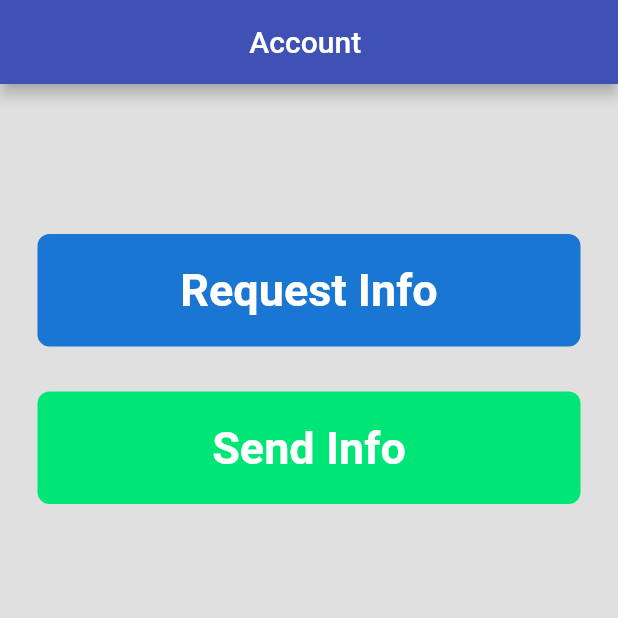
After one commit to demmarss/hisia, a Flutter app: the HomeScreen screen opened by its route, on a phone screen of 412 x 824 dp, the top half of it. The commit adds this screen. Run offline on Flutter 3.47's test engine with Material 2 defaults, Android fonts, the phone set to English and light mode, and no system bars; our stand-ins replace flutter_bloc, go_router, isar; accounts and stored records are empty; generated files the repository leaves out were written again.

Commit message:
added home page

```diff
--- a/lib/main.dart
+++ b/lib/main.dart
@@ -2,9 +2,7 @@ import 'package:flutter/material.dart';
 import 'package:hisia/pages/account_page.dart';
 import 'dart:developer' as developer;
 
-
-import 'isar_services.dart';
-import 'pages/home_page.dart';
+import 'package:hisia/router.dart';
 
 void main() {
   runApp(const MyApp());
@@ -15,12 +13,13 @@ class MyApp extends StatelessWidget {
 
   @override
   Widget build(BuildContext context) {
-    return MaterialApp(
+    return MaterialApp.router(
       debugShowCheckedModeBanner: false,
       theme: ThemeData(
         primarySwatch: Colors.indigo
       ),
-      home: AccountScreen(),
+      // home: AccountScreen(),
+      routerConfig: router,
     );
   }
 }
--- a/lib/pages/account_page.dart
+++ b/lib/pages/account_page.dart
@@ -1,4 +1,6 @@
 import 'package:flutter/material.dart';
+import 'package:flutter_bloc/flutter_bloc.dart';
+import 'package:go_router/go_router.dart';
 
 import '../entities/user.dart';
 import '../isar_services.dart';
@@ -26,6 +28,7 @@ class _AccountScreenState extends State<AccountScreen> {
   var accountErrorText = "";
 
   var srv = IsarService();
+  // var cubit = CounterCubit();
 
   void updateAccountText() {
       setState(() {
@@ -37,8 +40,10 @@ class _AccountScreenState extends State<AccountScreen> {
       _formfield.currentState?.reset();
       _clearFormData();
 
+      // cubit.increment();
+      // print(cubit.state);
   }
-  void handleSubmit() async {
+  void handleSubmit(BuildContext context) async {
     var inputEmail = _emailController.value.text;
     var inputPassword = _passwordController.value.text;
     final user = await srv.findUserByEmail(inputEmail);
@@ -67,6 +72,7 @@ class _AccountScreenState extends State<AccountScreen> {
            if(user?.password == inputPassword) {
              //navigate to home page
              developer.log('User logged in successfully', name: 'login');
+             context.go('/home');
            } else {
              developer.log('Invalid credentials, please try again', name: 'login error');
              accountErrorText = "Invalid credentials, please try again";
@@ -80,7 +86,6 @@ class _AccountScreenState extends State<AccountScreen> {
       _emailController.clear();
       _passwordController.clear();
   }
-
   void displayErrorMessage () => showDialog<String>(
     context: context,
     builder: (BuildContext context) => AlertDialog(
@@ -171,7 +176,7 @@ class _AccountScreenState extends State<AccountScreen> {
                 ),
                 const SizedBox(height: 60,),
                 InkWell(
-                  onTap: handleSubmit,
+                  onTap: () => handleSubmit(context),
                   // onTap: displayErrorMessage,
                   child: Container(
                     height: 50,
@@ -221,3 +226,14 @@ class _AccountScreenState extends State<AccountScreen> {
     );
   }
 }
+
+class CounterCubit extends Cubit<int> {
+  CounterCubit() : super(0);
+  void increment() => emit(state + 1);
+
+  @override
+  void onChange(Change<int> change) {
+    super.onChange(change);
+    print(change);
+  }
+}
--- /dev/null
+++ b/lib/pages/home_screen.dart
@@ -0,0 +1,80 @@
+import 'package:flutter/material.dart';
+import 'dart:developer' as developer;
+
+
+class HomeScreen extends StatefulWidget {
+  const HomeScreen({Key? key}) : super(key: key);
+
+  @override
+  _HomeScreenState createState() => _HomeScreenState();
+}
+
+class _HomeScreenState extends State<HomeScreen> {
+
+  @override
+  void initState() {
+    super.initState();
+  }
+
+  void signup() async {
+    // var inputEmail = _email.value.text;
+    // var inputPassword = _password.value.text;
+    developer.log('Created user with id', name: 'user.id');
+  }
+
+  @override
+  Widget build(BuildContext context) {
+    return Scaffold(
+      resizeToAvoidBottomInset: false,
+      backgroundColor: Colors.grey[300],
+      appBar: AppBar(
+        title: const Text('Account '),
+        centerTitle: true,
+      ),
+      body: SafeArea(
+        child: Center(
+          child: Padding(
+            padding: const EdgeInsets.symmetric(horizontal: 25),
+            child: Column(
+              children: [
+                const SizedBox(height: 100),
+                GestureDetector(
+                  onTap: signup,
+                  child:  Container(
+                    padding: EdgeInsets.all(20),
+                    decoration: BoxDecoration(
+                        color: Colors.blue[700],
+                        borderRadius: BorderRadius.circular(8)
+                    ),
+                    child: Center(child: Text("Request Info", style: TextStyle(
+                      fontSize: 30,
+                      fontWeight: FontWeight.bold,
+                      color: Colors.white,
+                    ),)),
+                  ),
+                ),
+                const SizedBox(height: 30),
+                GestureDetector(
+                  onTap: signup,
+                  child:  Container(
+                    padding: EdgeInsets.all(20),
+                    decoration: BoxDecoration(
+                        color: Colors.greenAccent[400],
+                        borderRadius: BorderRadius.circular(8)
+                    ),
+                    child: Center(child: Text("Send Info", style: TextStyle(
+                      fontSize: 30,
+                      fontWeight: FontWeight.bold,
+                      color: Colors.white,
+                    ),)),
+                  ),
+                ),
+                //not a member? register now
+              ],
+            ),
+          ),
+        ),
+      ),
+    );
+  }
+}
--- /dev/null
+++ b/lib/router.dart
@@ -0,0 +1,16 @@
+import 'package:go_router/go_router.dart';
+import 'package:hisia/pages/account_page.dart';
+import 'package:hisia/pages/home_screen.dart';
+import 'package:hisia/pages/login_page.dart';
+
+final router = GoRouter(
+    routes: [
+      GoRoute(
+        path: '/',
+        builder: (context, state) => AccountScreen(),
+      ),
+      GoRoute(
+        path: '/home',
+        builder: (context, state) => HomeScreen(),
+      )
+    ]);
--- a/pubspec.yaml
+++ b/pubspec.yaml
@@ -40,6 +40,8 @@ dependencies:
   isar: *isar_version
   isar_flutter_libs: *isar_version # contains Isar Core
   path_provider: ^2.0.15
+  go_router: ^7.0.1
+  flutter_bloc: ^8.1.2
 
 dev_dependencies:
   flutter_test:
```
Also changed, not shown: lib/pages/login_page.dart (renamed from lib/pages/home_page.dart), pubspec.lock.
